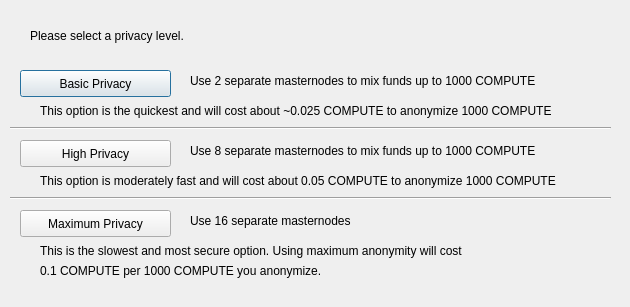
Qt form src/qt/forms/darksendconfig.ui (minblock/compute) before a commit.
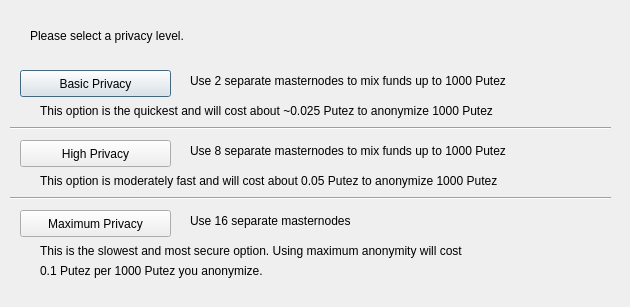
The same form after that commit.

```diff
--- a/src/qt/forms/darksendconfig.ui
+++ b/src/qt/forms/darksendconfig.ui
@@ -75,7 +75,7 @@
     </rect>
    </property>
    <property name="text">
-    <string>Use 2 separate masternodes to mix funds up to 1000 COMPUTE</string>
+    <string>Use 2 separate masternodes to mix funds up to 1000 Putez</string>
    </property>
   </widget>
   <widget class="QLabel" name="label_3">
@@ -88,7 +88,7 @@
     </rect>
    </property>
    <property name="text">
-    <string>Use 8 separate masternodes to mix funds up to 1000 COMPUTE</string>
+    <string>Use 8 separate masternodes to mix funds up to 1000 Putez</string>
    </property>
   </widget>
   <widget class="QLabel" name="label_4">
@@ -114,7 +114,7 @@
     </rect>
    </property>
    <property name="text">
-    <string>This option is the quickest and will cost about ~0.025 COMPUTE to anonymize 1000 COMPUTE</string>
+    <string>This option is the quickest and will cost about ~0.025 Putez to anonymize 1000 Putez</string>
    </property>
   </widget>
   <widget class="QLabel" name="label_7">
@@ -127,7 +127,7 @@
     </rect>
    </property>
    <property name="text">
-    <string>This option is moderately fast and will cost about 0.05 COMPUTE to anonymize 1000 COMPUTE</string>
+    <string>This option is moderately fast and will cost about 0.05 Putez to anonymize 1000 Putez</string>
    </property>
   </widget>
   <widget class="QLabel" name="label_8">
@@ -153,7 +153,7 @@
     </rect>
    </property>
    <property name="text">
-    <string>0.1 COMPUTE per 1000 COMPUTE you anonymize.</string>
+    <string>0.1 Putez per 1000 Putez you anonymize.</string>
    </property>
   </widget>
   <widget class="Line" name="line">
```
